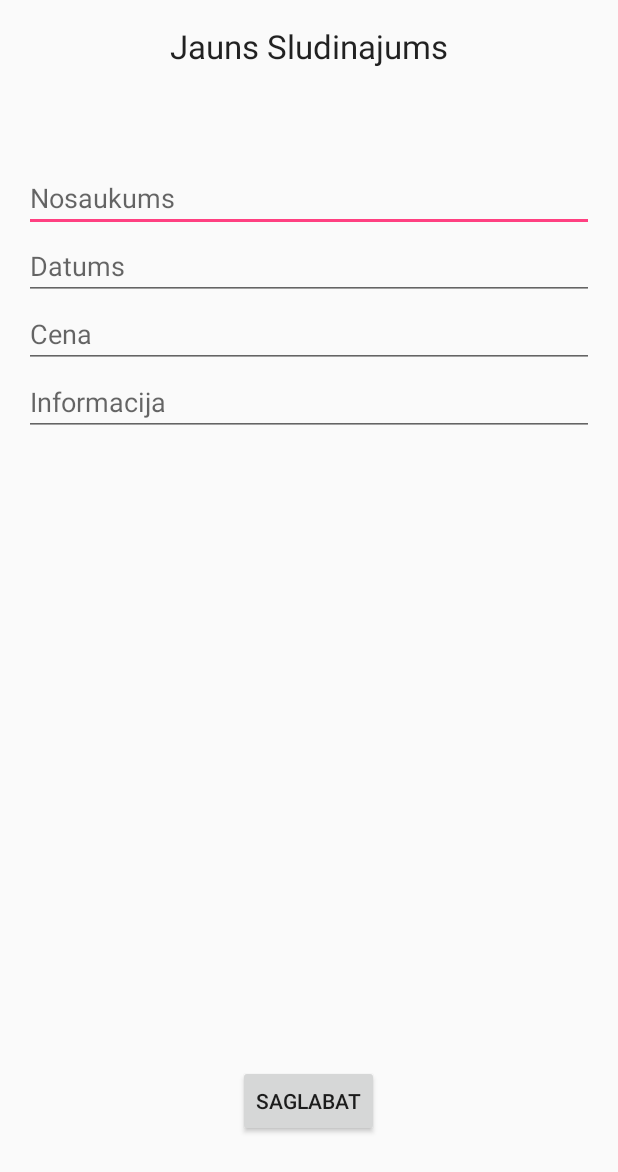
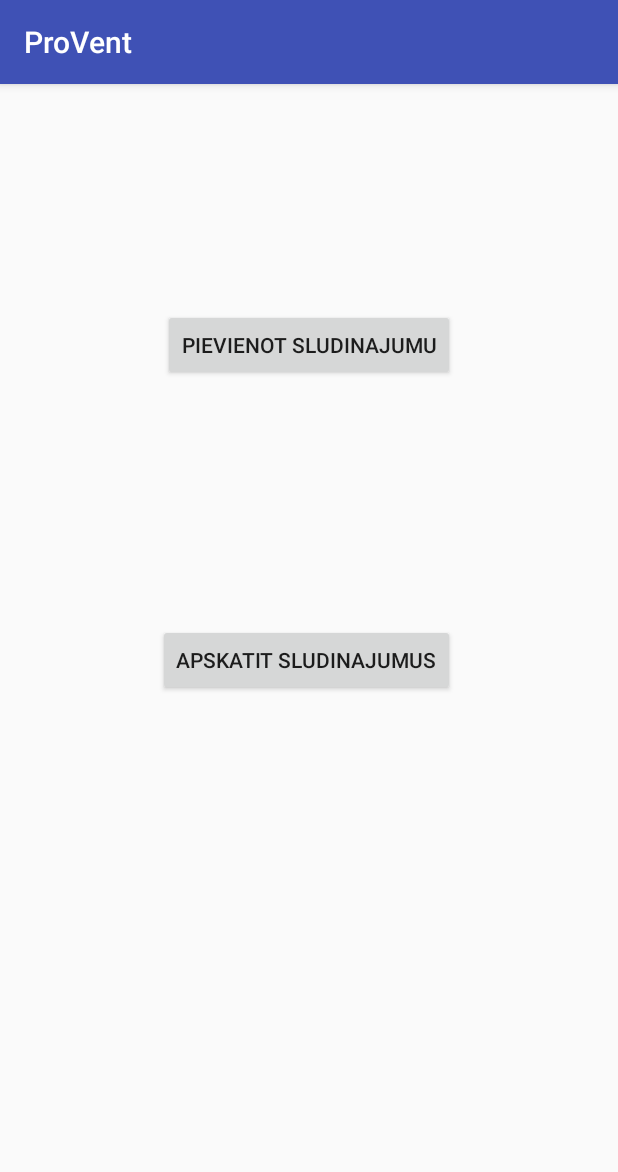
Before and after one commit to aleksandrs94/Darbins, an Android app: the screen it shows after launch (Users before the commit, Main_Activity after it), on a phone screen of 412 x 824 dp. Shown: the top 1172 px of the screen. Run offline under Robolectric (Android 15) with nearby library versions, the phone set to English and light mode, and no system bars.

```diff
--- a/app/build.gradle
+++ b/app/build.gradle
@@ -24,4 +24,5 @@ dependencies {
     testCompile 'junit:junit:4.12'
     compile 'com.android.support:appcompat-v7:23.4.0'
     compile 'com.android.volley:volley:1.0.0'
+    compile 'com.android.support:design:23.4.0'
 }
--- /dev/null
+++ b/app/src/main/java/com/example/kriss/galadarbs/Main_Activity.java
@@ -0,0 +1,36 @@
+package com.example.kriss.galadarbs;
+
+import android.content.Context;
+import android.content.Intent;
+import android.support.v7.app.AppCompatActivity;
+import android.os.Bundle;
+import android.view.View;
+
+public class Main_Activity extends AppCompatActivity {
+
+    Context context;
+
+    @Override
+    protected void onCreate(Bundle savedInstanceState) {
+        super.onCreate(savedInstanceState);
+        setContentView(R.layout.activity_main);
+    }
+
+    public void addContacts(View view)
+    {
+
+        Intent intent = new Intent(Main_Activity.this,Users.class);
+        startActivity(intent);
+
+    }
+
+    public void viewContact(View view)
+    {
+
+        Intent intent = new Intent(Main_Activity.this,DataListActivity.class);
+        startActivity(intent);
+
+    }
+
+
+}
--- /dev/null
+++ b/app/src/main/res/layout/activity_main.xml
@@ -0,0 +1,31 @@
+<?xml version="1.0" encoding="utf-8"?>
+<RelativeLayout xmlns:android="http://schemas.android.com/apk/res/android"
+    xmlns:tools="http://schemas.android.com/tools"
+    android:layout_width="match_parent"
+    android:layout_height="match_parent"
+    android:paddingBottom="@dimen/activity_vertical_margin"
+    android:paddingLeft="@dimen/activity_horizontal_margin"
+    android:paddingRight="@dimen/activity_horizontal_margin"
+    android:paddingTop="@dimen/activity_vertical_margin"
+    tools:context="com.example.kriss.galadarbs.Main_Activity">
+
+    <Button
+        android:layout_width="wrap_content"
+        android:layout_height="wrap_content"
+        android:text="Pievienot Sludinajumu"
+        android:id="@+id/button"
+        android:layout_alignParentTop="true"
+        android:layout_centerHorizontal="true"
+        android:layout_marginTop="134dp"
+        android:onClick="addContacts" />
+
+    <Button
+        android:layout_width="wrap_content"
+        android:layout_height="wrap_content"
+        android:text="Apskatit Sludinajumus"
+        android:id="@+id/button2"
+        android:onClick="viewContact"
+        android:layout_centerVertical="true"
+        android:layout_alignRight="@+id/button"
+        android:layout_alignEnd="@+id/button" />
+</RelativeLayout>
--- a/app/src/main/res/layout/activity_users.xml
+++ b/app/src/main/res/layout/activity_users.xml
@@ -28,8 +28,10 @@
         android:layout_alignParentEnd="true"
         android:layout_alignParentLeft="true"
         android:layout_alignParentStart="true"
-        android:inputType="textImeMultiLine"
-        android:hint="Nosaukums" />
+        android:inputType="textCapSentences"
+        android:hint="Nosaukums"
+        android:maxLines="1"
+        />
 
     <EditText
         android:layout_width="wrap_content"
@@ -42,8 +44,11 @@
         android:layout_alignParentRight="true"
         android:layout_alignParentEnd="true"
         android:editable="false"
-        android:inputType="text"
-        android:hint="Datums" />
+        android:hint="Datums"
+        android:maxLines="1"
+        android:inputType="date"
+        />
+
 
     <EditText
         android:layout_width="wrap_content"
@@ -55,8 +60,10 @@
         android:layout_alignParentStart="true"
         android:layout_alignParentRight="true"
         android:layout_alignParentEnd="true"
-        android:inputType="text"
-        android:hint="Cena" />
+        android:inputType="numberDecimal"
+        android:hint="Cena"
+        android:maxLines="1"
+        />
 
     <EditText
         android:layout_width="wrap_content"
@@ -68,8 +75,10 @@
         android:layout_alignParentStart="true"
         android:layout_alignParentRight="true"
         android:layout_alignParentEnd="true"
-        android:inputType="textImeMultiLine"
-        android:hint="Informacija" />
+        android:inputType="textCapSentences"
+        android:hint="Informacija"
+        android:maxLines="5"
+        />
 
     <Button
         android:layout_width="wrap_content"
@@ -79,5 +88,6 @@
         android:layout_marginBottom="50dp"
         android:layout_alignParentBottom="true"
         android:layout_centerHorizontal="true"
-        android:onClick="addSludinajums" />
+        android:onClick="addSludinajums"
+        android:clickable="true" />
 </RelativeLayout>
--- /dev/null
+++ b/app/src/main/res/values-v21/styles.xml
@@ -0,0 +1,9 @@
+<resources>
+
+    <style name="AppTheme.NoActionBar">
+        <item name="windowActionBar">false</item>
+        <item name="windowNoTitle">true</item>
+        <item name="android:windowDrawsSystemBarBackgrounds">true</item>
+        <item name="android:statusBarColor">@android:color/transparent</item>
+    </style>
+</resources>
--- a/app/src/main/res/values/dimens.xml
+++ b/app/src/main/res/values/dimens.xml
@@ -2,4 +2,5 @@
     <!-- Default screen margins, per the Android Design guidelines. -->
     <dimen name="activity_horizontal_margin">16dp</dimen>
     <dimen name="activity_vertical_margin">16dp</dimen>
+    <dimen name="fab_margin">16dp</dimen>
 </resources>
--- a/app/src/main/res/values/strings.xml
+++ b/app/src/main/res/values/strings.xml
@@ -7,4 +7,5 @@
     <string name="informacija">Informacija</string>
     <string name="saglabat">Saglabat</string>
     <string name="info">Info</string>
+    <string name="title_activity_data_list">DataListActivity</string>
 </resources>
--- a/app/src/main/res/values/styles.xml
+++ b/app/src/main/res/values/styles.xml
@@ -8,4 +8,13 @@
         <item name="colorAccent">@color/colorAccent</item>
     </style>
 
+    <style name="AppTheme.NoActionBar">
+        <item name="windowActionBar">false</item>
+        <item name="windowNoTitle">true</item>
+    </style>
+
+    <style name="AppTheme.AppBarOverlay" parent="ThemeOverlay.AppCompat.Dark.ActionBar" />
+
+    <style name="AppTheme.PopupOverlay" parent="ThemeOverlay.AppCompat.Light" />
+
 </resources>
```
Also changed, not shown: app/src/main/AndroidManifest.xml (+13 -9 lines), app/src/main/java/com/example/kriss/galadarbs/DataListActivity.java (added, +57 -0 lines), app/src/main/java/com/example/kriss/galadarbs/DataProvider.java (added, +52 -0 lines), app/src/main/java/com/example/kriss/galadarbs/ListDataAdapter.java (added, +78 -0 lines), app/src/main/java/com/example/kriss/galadarbs/UserDBHelper.java (+13 -0 lines), app/src/main/java/com/example/kriss/galadarbs/Users.java (+12 -1 lines), app/src/main/res/layout/content_data_list.xml (added, +15 -0 lines), app/src/main/res/layout/data_list_layout.xml (added, +16 -0 lines), app/src/main/res/layout/row_layout.xml (added, +21 -0 lines).
